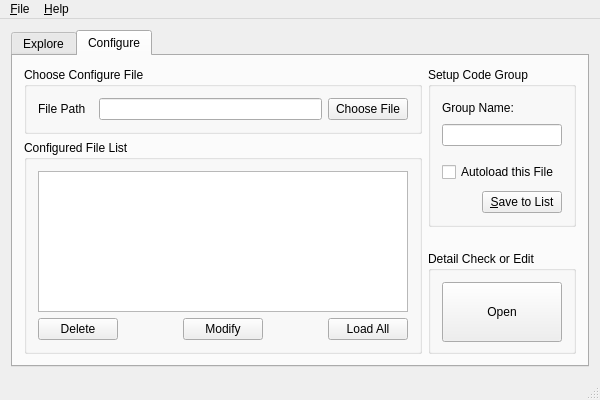
Qt form mainwindow.ui (Qunero/CodeExploreAssistant) before a commit.
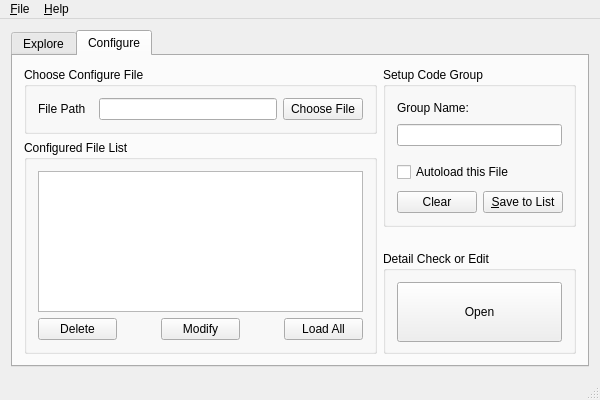
The same form after that commit. The open tabs and pages were chosen to show the change.

Commit message: register basic functions for configured file list

The edit to the form file:
```diff
--- a/mainwindow.ui
+++ b/mainwindow.ui
@@ -605,6 +605,13 @@
              </item>
              <item>
               <layout class="QHBoxLayout" name="horizontalLayout_8">
+               <item>
+                <widget class="QPushButton" name="pushButton_clear">
+                 <property name="text">
+                  <string>Clear</string>
+                 </property>
+                </widget>
+               </item>
                <item>
                 <spacer name="horizontalSpacer_9">
                  <property name="orientation">
```
Left out of the diff: 22 changed lines with no effect on the pictures. The commit also changes 2 other files.
